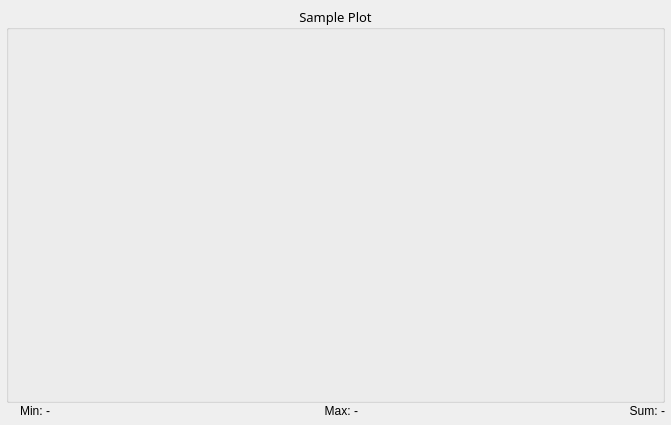
Before: the Qt Designer form slsDetectorGui/forms/form_plot.ui in slsdetectorgroup/slsDetectorPackage, drawn with Qt 5.
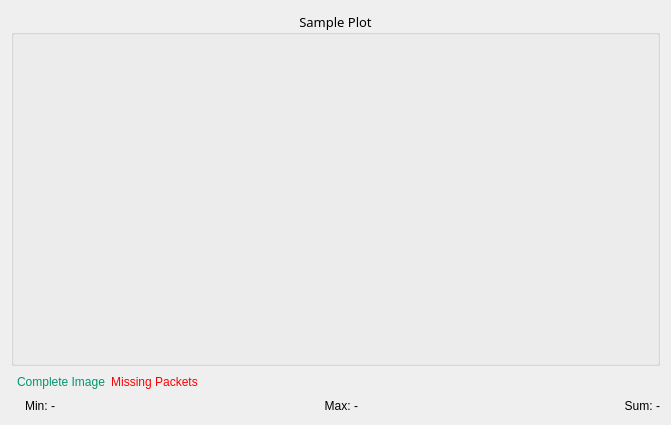
After: the same form once the commit is applied.

Commit message: complete image or missing packets given in json header and gui

```diff
--- a/slsDetectorGui/forms/form_plot.ui
+++ b/slsDetectorGui/forms/form_plot.ui
@@ -19,14 +19,200 @@
   <property name="windowTitle">
    <string>Form</string>
   </property>
-  <layout class="QGridLayout" name="layout">
-   <property name="margin">
-    <number>6</number>
-   </property>
-   <property name="spacing">
-    <number>0</number>
-   </property>
-   <item row="0" column="0">
+  <layout class="QGridLayout" name="gridLayout">
+   <item row="2" column="0" colspan="4">
+    <widget class="QWidget" name="widgetStatistics" native="true">
+     <property name="sizePolicy">
+      <sizepolicy hsizetype="Preferred" vsizetype="Fixed">
+       <horstretch>0</horstretch>
+       <verstretch>0</verstretch>
+      </sizepolicy>
+     </property>
+     <property name="minimumSize">
+      <size>
+       <width>0</width>
+       <height>16</height>
+      </size>
+     </property>
+     <property name="maximumSize">
+      <size>
+       <width>16777215</width>
+       <height>16</height>
+      </size>
+     </property>
+     <layout class="QGridLayout" name="gridLayout_2">
+      <property name="margin">
+       <number>0</number>
+      </property>
+      <property name="spacing">
+       <number>0</number>
+      </property>
+      <item row="0" column="3">
+       <widget class="QLabel" name="lblMax">
+        <property name="sizePolicy">
+         <sizepolicy hsizetype="Preferred" vsizetype="Fixed">
+          <horstretch>0</horstretch>
+          <verstretch>0</verstretch>
+         </sizepolicy>
+        </property>
+        <property name="minimumSize">
+         <size>
+          <width>40</width>
+          <height>0</height>
+         </size>
+        </property>
+        <property name="maximumSize">
+         <size>
+          <width>40</width>
+          <height>16777215</height>
+         </size>
+        </property>
+        <property name="text">
+         <string>Max: </string>
+        </property>
+        <property name="alignment">
+         <set>Qt::AlignRight|Qt::AlignTrailing|Qt::AlignVCenter</set>
+        </property>
+       </widget>
+      </item>
+      <item row="0" column="1">
+       <widget class="QLabel" name="lblMinDisp">
+        <property name="sizePolicy">
+         <sizepolicy hsizetype="Preferred" vsizetype="Fixed">
+          <horstretch>0</horstretch>
+          <verstretch>0</verstretch>
+         </sizepolicy>
+        </property>
+        <property name="text">
+         <string>-</string>
+        </property>
+       </widget>
+      </item>
+      <item row="0" column="2">
+       <spacer name="horizontalSpacer">
+        <property name="orientation">
+         <enum>Qt::Horizontal</enum>
+        </property>
+        <property name="sizeHint" stdset="0">
+         <size>
+          <width>40</width>
+          <height>20</height>
+         </size>
+        </property>
+       </spacer>
+      </item>
+      <item row="0" column="0">
+       <widget class="QLabel" name="lblMin">
+        <property name="sizePolicy">
+         <sizepolicy hsizetype="Preferred" vsizetype="Fixed">
+          <horstretch>0</horstretch>
+          <verstretch>0</verstretch>
+         </sizepolicy>
+        </property>
+        <property name="minimumSize">
+         <size>
+          <width>40</width>
+          <height>0</height>
+         </size>
+        </property>
+        <property name="maximumSize">
+         <size>
+          <width>40</width>
+          <height>16777215</height>
+         </size>
+        </property>
+        <property name="text">
+         <string>Min: </string>
+        </property>
+        <property name="alignment">
+         <set>Qt::AlignRight|Qt::AlignTrailing|Qt::AlignVCenter</set>
+        </property>
+       </widget>
+      </item>
+      <item row="0" column="4">
+       <widget class="QLabel" name="lblMaxDisp">
+        <property name="sizePolicy">
+         <sizepolicy hsizetype="Preferred" vsizetype="Fixed">
+          <horstretch>0</horstretch>
+          <verstretch>0</verstretch>
+         </sizepolicy>
+        </property>
+        <property name="text">
+         <string>-</string>
+        </property>
+       </widget>
+      </item>
+      <item row="0" column="7">
+       <widget class="QLabel" name="lblSumDisp">
+        <property name="sizePolicy">
+         <sizepolicy hsizetype="Preferred" vsizetype="Fixed">
+          <horstretch>0</horstretch>
+          <verstretch>0</verstretch>
+         </sizepolicy>
+        </property>
+        <property name="text">
+         <string>-</string>
+        </property>
+       </widget>
+      </item>
+      <item row="0" column="5">
+       <spacer name="horizontalSpacer_2">
+        <property name="orientation">
+         <enum>Qt::Horizontal</enum>
+        </property>
+        <property name="sizeHint" stdset="0">
+         <size>
+          <width>40</width>
+          <height>20</height>
+         </size>
+        </property>
+       </spacer>
+      </item>
+      <item row="0" column="6">
+       <widget class="QLabel" name="lblSum">
+        <property name="sizePolicy">
+         <sizepolicy hsizetype="Preferred" vsizetype="Fixed">
+          <horstretch>0</horstretch>
+          <verstretch>0</verstretch>
+         </sizepolicy>
+        </property>
+        <property name="minimumSize">
+         <size>
+          <width>40</width>
+          <height>0</height>
+         </size>
+        </property>
+        <property name="maximumSize">
+         <size>
+          <width>40</width>
+          <height>16777215</height>
+         </size>
+        </property>
+        <property name="text">
+         <string>Sum: </string>
+        </property>
+        <property name="alignment">
+         <set>Qt::AlignRight|Qt::AlignTrailing|Qt::AlignVCenter</set>
+        </property>
+       </widget>
+      </item>
+     </layout>
+    </widget>
+   </item>
+   <item row="1" column="3">
+    <spacer name="horizontalSpacer_3">
+     <property name="orientation">
+      <enum>Qt::Horizontal</enum>
+     </property>
+     <property name="sizeHint" stdset="0">
+      <size>
+       <width>419</width>
+       <height>20</height>
+      </size>
+     </property>
+    </spacer>
+   </item>
+   <item row="0" column="0" colspan="4">
     <widget class="QGroupBox" name="boxPlot">
      <property name="sizePolicy">
       <sizepolicy hsizetype="Expanding" vsizetype="Expanding">
@@ -47,7 +233,7 @@
       <set>Qt::AlignCenter</set>
      </property>
      <property name="flat">
-      <bool>false</bool>
+      <bool>true</bool>
      </property>
      <layout class="QGridLayout" name="plotLayout">
       <property name="margin">
@@ -59,8 +245,8 @@
      </layout>
     </widget>
    </item>
-   <item row="1" column="0">
-    <widget class="QWidget" name="widgetStatistics" native="true">
+   <item row="1" column="2">
+    <widget class="QLabel" name="lblInCompleteImage">
      <property name="sizePolicy">
       <sizepolicy hsizetype="Preferred" vsizetype="Fixed">
        <horstretch>0</horstretch>
@@ -69,173 +255,124 @@
      </property>
      <property name="minimumSize">
       <size>
-       <width>0</width>
-       <height>16</height>
+       <width>40</width>
+       <height>0</height>
       </size>
      </property>
      <property name="maximumSize">
       <size>
        <width>16777215</width>
-       <height>16</height>
+       <height>16777215</height>
       </size>
      </property>
-     <layout class="QGridLayout" name="gridLayout_2">
-      <property name="margin">
-       <number>0</number>
-      </property>
-      <property name="spacing">
-       <number>0</number>
-      </property>
-      <item row="0" column="6">
-       <widget class="QLabel" name="lblSum">
-        <property name="sizePolicy">
-         <sizepolicy hsizetype="Preferred" vsizetype="Fixed">
-          <horstretch>0</horstretch>
-          <verstretch>0</verstretch>
-         </sizepolicy>
-        </property>
-        <property name="minimumSize">
-         <size>
-          <width>40</width>
-          <height>0</height>
-         </size>
-        </property>
-        <property name="maximumSize">
-         <size>
-          <width>40</width>
-          <height>16777215</height>
-         </size>
-        </property>
-        <property name="text">
-         <string>Sum: </string>
-        </property>
-        <property name="alignment">
-         <set>Qt::AlignRight|Qt::AlignTrailing|Qt::AlignVCenter</set>
-        </property>
-       </widget>
-      </item>
-      <item row="0" column="2">
-       <spacer name="horizontalSpacer">
-        <property name="orientation">
-         <enum>Qt::Horizontal</enum>
-        </property>
-        <property name="sizeHint" stdset="0">
-         <size>
-          <width>40</width>
-          <height>20</height>
-         </size>
-        </property>
-       </spacer>
-      </item>
-      <item row="0" column="1">
-       <widget class="QLabel" name="lblMinDisp">
-        <property name="sizePolicy">
-         <sizepolicy hsizetype="Preferred" vsizetype="Fixed">
-          <horstretch>0</horstretch>
-          <verstretch>0</verstretch>
-         </sizepolicy>
-        </property>
-        <property name="text">
-         <string>-</string>
-        </property>
-       </widget>
-      </item>
-      <item row="0" column="4">
-       <widget class="QLabel" name="lblMaxDisp">
-        <property name="sizePolicy">
-         <sizepolicy hsizetype="Preferred" vsizetype="Fixed">
-          <horstretch>0</horstretch>
-          <verstretch>0</verstretch>
-         </sizepolicy>
-        </property>
-        <property name="text">
-         <string>-</string>
-        </property>
-       </widget>
-      </item>
-      <item row="0" column="3">
-       <widget class="QLabel" name="lblMax">
-        <property name="sizePolicy">
-         <sizepolicy hsizetype="Preferred" vsizetype="Fixed">
-          <horstretch>0</horstretch>
-          <verstretch>0</verstretch>
-         </sizepolicy>
-        </property>
-        <property name="minimumSize">
-         <size>
-          <width>40</width>
-          <height>0</height>
-         </size>
-        </property>
-        <property name="maximumSize">
-         <size>
-          <width>40</width>
-          <height>16777215</height>
-         </size>
-        </property>
-        <property name="text">
-         <string>Max: </string>
-        </property>
-        <property name="alignment">
-         <set>Qt::AlignRight|Qt::AlignTrailing|Qt::AlignVCenter</set>
-        </property>
-       </widget>
-      </item>
-      <item row="0" column="7">
-       <widget class="QLabel" name="lblSumDisp">
-        <property name="sizePolicy">
-         <sizepolicy hsizetype="Preferred" vsizetype="Fixed">
-          <horstretch>0</horstretch>
-          <verstretch>0</verstretch>
-         </sizepolicy>
-        </property>
-        <property name="text">
-         <string>-</string>
-        </property>
-       </widget>
-      </item>
-      <item row="0" column="0">
-       <widget class="QLabel" name="lblMin">
-        <property name="sizePolicy">
-         <sizepolicy hsizetype="Preferred" vsizetype="Fixed">
-          <horstretch>0</horstretch>
-          <verstretch>0</verstretch>
-         </sizepolicy>
-        </property>
-        <property name="minimumSize">
-         <size>
-          <width>40</width>
-          <height>0</height>
-         </size>
-        </property>
-        <property name="maximumSize">
-         <size>
-          <width>40</width>
-          <height>16777215</height>
-         </size>
-        </property>
-        <property name="text">
-         <string>Min: </string>
-        </property>
-        <property name="alignment">
-         <set>Qt::AlignRight|Qt::AlignTrailing|Qt::AlignVCenter</set>
-        </property>
-       </widget>
-      </item>
-      <item row="0" column="5">
-       <spacer name="horizontalSpacer_2">
-        <property name="orientation">
-         <enum>Qt::Horizontal</enum>
-        </property>
-        <property name="sizeHint" stdset="0">
-         <size>
-          <width>40</width>
-          <height>20</height>
-         </size>
-        </property>
-       </spacer>
-      </item>
-     </layout>
+     <property name="palette">
+      <palette>
+       <active>
+        <colorrole role="WindowText">
+         <brush brushstyle="SolidPattern">
+          <color alpha="255">
+           <red>255</red>
+           <green>0</green>
+           <blue>0</blue>
+          </color>
+         </brush>
+        </colorrole>
+       </active>
+       <inactive>
+        <colorrole role="WindowText">
+         <brush brushstyle="SolidPattern">
+          <color alpha="255">
+           <red>255</red>
+           <green>0</green>
+           <blue>0</blue>
+          </color>
+         </brush>
+        </colorrole>
+       </inactive>
+       <disabled>
+        <colorrole role="WindowText">
+         <brush brushstyle="SolidPattern">
+          <color alpha="255">
+           <red>139</red>
+           <green>142</green>
+           <blue>142</blue>
+          </color>
+         </brush>
+        </colorrole>
+       </disabled>
+      </palette>
+     </property>
+     <property name="text">
+      <string>Missing Packets</string>
+     </property>
+     <property name="alignment">
+      <set>Qt::AlignCenter</set>
+     </property>
+    </widget>
+   </item>
+   <item row="1" column="1">
+    <widget class="QLabel" name="lblCompleteImage">
+     <property name="sizePolicy">
+      <sizepolicy hsizetype="Preferred" vsizetype="Fixed">
+       <horstretch>0</horstretch>
+       <verstretch>0</verstretch>
+      </sizepolicy>
+     </property>
+     <property name="minimumSize">
+      <size>
+       <width>40</width>
+       <height>0</height>
+      </size>
+     </property>
+     <property name="maximumSize">
+      <size>
+       <width>16777215</width>
+       <height>16777215</height>
+      </size>
+     </property>
+     <property name="palette">
+      <palette>
+       <active>
+        <colorrole role="WindowText">
+         <brush brushstyle="SolidPattern">
+          <color alpha="255">
+           <red>0</red>
+           <green>150</green>
+           <blue>110</blue>
+          </color>
+         </brush>
+        </colorrole>
+       </active>
+       <inactive>
+        <colorrole role="WindowText">
+         <brush brushstyle="SolidPattern">
+          <color alpha="255">
+           <red>0</red>
+           <green>150</green>
+           <blue>110</blue>
+          </color>
+         </brush>
+        </colorrole>
+       </inactive>
+       <disabled>
+        <colorrole role="WindowText">
+         <brush brushstyle="SolidPattern">
+          <color alpha="255">
+           <red>139</red>
+           <green>142</green>
+           <blue>142</blue>
+          </color>
+         </brush>
+        </colorrole>
+       </disabled>
+      </palette>
+     </property>
+     <property name="text">
+      <string>Complete Image</string>
+     </property>
+     <property name="alignment">
+      <set>Qt::AlignCenter</set>
+     </property>
     </widget>
    </item>
   </layout>
```
The commit also changes 10 other files.
